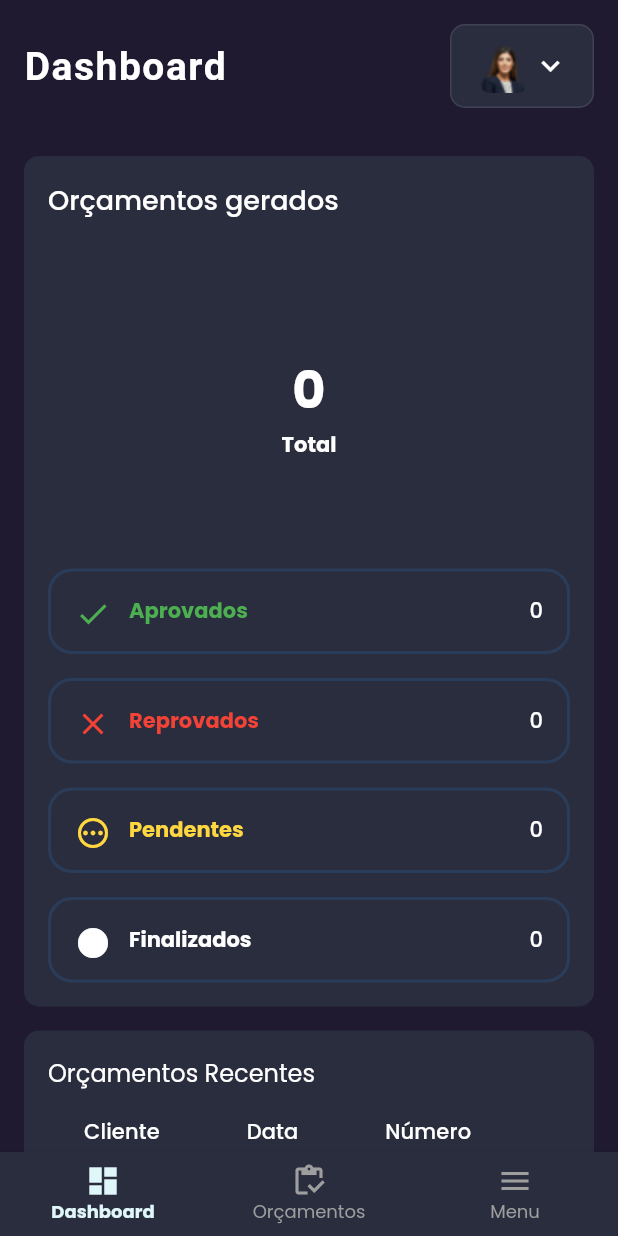
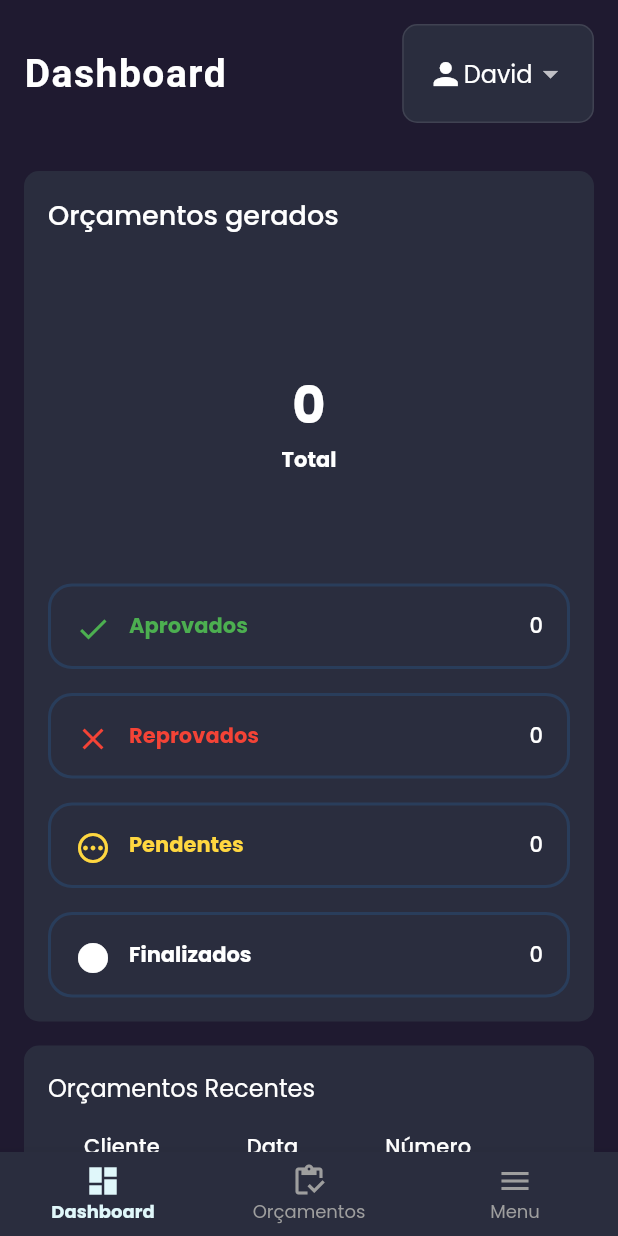
Before and after one commit to brdacon1/budget_flutter, a Flutter app: the pg_PrincipalTabApp screen opened by its route, on a phone screen of 412 x 824 dp. Run offline on Flutter 3.47's test engine with Material 2 defaults, Android fonts, the phone set to English and light mode, and no system bars; drawn by our look-alikes of fl_chart; our stand-ins replace adaptive_theme, awesome_dialog, badges, cached_network_image, cloud_firestore, dotted_border and 17 more; missing offline and left inert: cloud_firestore_web, contact_picker_web, dart:ffi, firebase_auth_web, firebase_core_web, flutter_inapp_purchase and 3 more; accounts and stored records are empty; network calls fail; Roboto replaces fonts that are missing (Heebo); project files that could hold a hidden picture were left out.

```diff
--- a/lib/screens/dashboard/components/header.dart
+++ b/lib/screens/dashboard/components/header.dart
@@ -40,10 +40,25 @@ class Header extends StatelessWidget {
   }
 }
 
-class ProfileCard extends StatelessWidget {
+class ProfileCard extends StatefulWidget {
   const ProfileCard({
     Key? key,
   }) : super(key: key);
+  @override
+  _ProfileCard createState() => _ProfileCard();
+}
+
+class _ProfileCard extends State<ProfileCard> {
+  String _selectedItem = 'David'; // Valor inicial selecionado
+  final List<String> _dropdownItems = [
+    'David',
+    'Sair',
+  ];
+
+  final List<IconData> _dropdownIcons = [
+    Icons.person,
+    Icons.logout,
+  ];
 
   @override
   Widget build(BuildContext context) {
@@ -58,20 +73,27 @@ class ProfileCard extends StatelessWidget {
         borderRadius: const BorderRadius.all(Radius.circular(10)),
         border: Border.all(color: Colors.white10),
       ),
-      child: Row(
-        children: [
-          Image.asset(
-            "assets/images/profile_pic.png",
-            height: 38,
-          ),
-          if (!Responsive.isMobile(context))
-            const Padding(
-              padding:
-                  EdgeInsets.symmetric(horizontal: defaultPadding / 2),
-              child: Text("Angelina Jolie"),
+      child: DropdownButton<String>(
+        underline: Container(color: Colors.transparent),
+        value: _selectedItem,
+        onChanged: (String? newValue) {
+          setState(() {
+            _selectedItem = newValue!;
+          });
+        },
+        items: _dropdownItems.asMap().entries.map<DropdownMenuItem<String>>((entry) {
+          int index = entry.key;
+          String value = entry.value;
+          return DropdownMenuItem<String>(
+            value: value,
+            child: Row(
+              children: [
+                Icon(_dropdownIcons[index]), // Íconee
+                Text(value), // Texto do item
+              ],
             ),
-          const Icon(Icons.keyboard_arrow_down),
-        ],
+          );
+        }).toList(),
       ),
     );
   }
```
Also changed, not shown: 1 other file.
